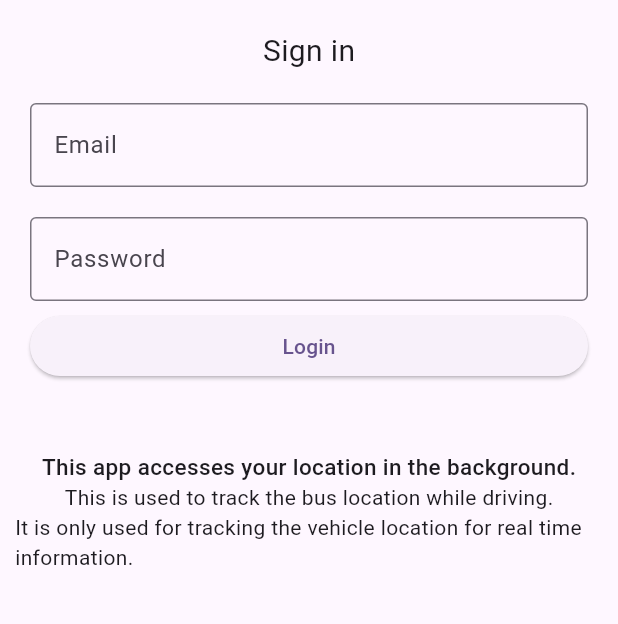
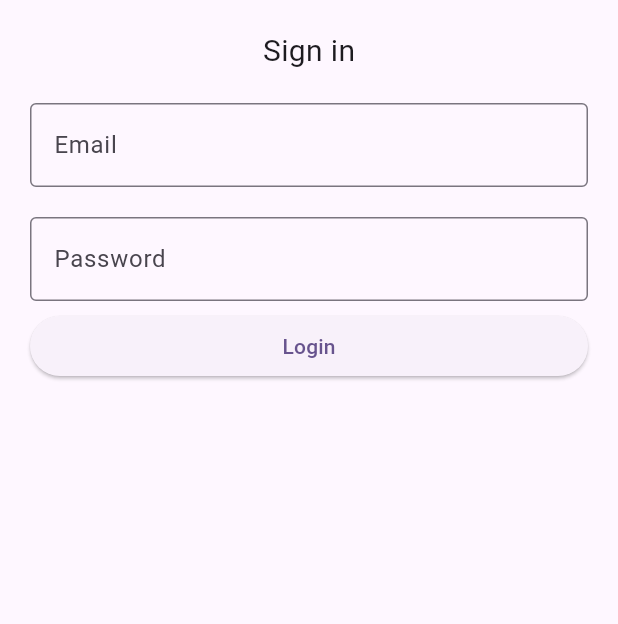
Before and after one commit to busfeedie/busfeed-driver, a Flutter app: the screen it shows after launch, on a phone screen of 412 x 824 dp, the part 179-803 px from its top. Run offline on Flutter 3.47's test engine with Material 3 defaults, Android fonts, the phone set to English and light mode, and no system bars; our stand-ins replace flutter_secure_storage, google_maps_flutter, location, permission_handler; missing offline and left inert: background_location_tracker.

Commit message:
v18 - Add dialog for location permission disclosure

```diff
--- a/lib/login.dart
+++ b/lib/login.dart
@@ -75,14 +75,6 @@ class LoginPageState extends State<LoginPage> {
                     ),
                   ),
                 ),
-                // TextButton(
-                //   onPressed: () {
-                //     //forgot password screen
-                //   },
-                //   child: const Text(
-                //     'Forgot Password',
-                //   ),
-                // ),
                 if (_loginFailed)
                   Container(
                     padding: const EdgeInsets.all(10),
@@ -98,20 +90,6 @@ class LoginPageState extends State<LoginPage> {
                       onPressed: _login,
                       child: const Text('Login'),
                     )),
-                const Column(
-                  children: <Widget>[
-                    SizedBox(height: 50),
-                    Text(
-                      'This app accesses your location in the background.',
-                      style:
-                          TextStyle(fontWeight: FontWeight.w500, fontSize: 15),
-                    ),
-                    Text(
-                        'This is used to track the bus location while driving.'),
-                    Text(
-                        'It is only used for tracking the vehicle location for real time information.'),
-                  ],
-                ),
               ],
             ));
   }
@@ -123,7 +101,11 @@ class LoginPageState extends State<LoginPage> {
     var userLoggedOut = UserLoggedOut(email: emailController.text);
     try {
       var user = await userLoggedOut.login(password: passwordController.text);
-      widget.loginCallback(user);
+      if (!user.locationPermission) {
+        _showLocationPermissionDialog(user);
+      } else {
+        widget.loginCallback(user);
+      }
     } catch (e) {
       setState(() {
         _loginLoading = false;
@@ -132,4 +114,31 @@ class LoginPageState extends State<LoginPage> {
       });
     }
   }
+
+  void _showLocationPermissionDialog(User user) {
+    showDialog<void>(
+      context: context,
+      builder: (BuildContext context) {
+        return AlertDialog(
+          title: const Text('Accept location permission'),
+          content: const Text(
+              'This app collects location data to enable tracking your driving in order to share real time info with bus users, location is tracked even when the app is closed or not in use. It is only used for tracking the vehicle location for real time information and only when you select to start tracking.'),
+          actions: <Widget>[
+            TextButton(
+              style: TextButton.styleFrom(
+                textStyle: Theme.of(context).textTheme.labelLarge,
+              ),
+              child: const Text('Accept'),
+              onPressed: () {
+                user.locationPermission = true;
+                user.writeLocationPermissionToStore();
+                Navigator.pop(context);
+                widget.loginCallback(user);
+              },
+            ),
+          ],
+        );
+      },
+    );
+  }
 }
--- a/lib/models/user.dart
+++ b/lib/models/user.dart
@@ -12,7 +12,8 @@ class User extends UserCommon {
       required super.email,
       required this.appId,
       required String authorization,
-      this.userExpiryCallback}) {
+      this.userExpiryCallback,
+      super.locationPermission}) {
     _authorization = authorization;
   }
 
@@ -23,6 +24,8 @@ class User extends UserCommon {
         authorization: (await storedAuth)!,
         id: (await storedId)!,
         appId: (await storedAppId)!,
+        locationPermission:
+            (await UserCommon.storedLocationPermission) == 'true',
       );
     } catch (e) {
       return null;
@@ -34,6 +37,7 @@ class User extends UserCommon {
     await writeAuthToStore();
     await writeIdToStore();
     await writeAppIdToStore();
+    await writeLocationPermissionToStore();
   }
 
   @override
--- a/lib/models/user_common.dart
+++ b/lib/models/user_common.dart
@@ -7,12 +7,14 @@ const String userEmailKey = 'userEmail';
 const String userAuthKey = 'userAuthorization';
 const String userIdKey = 'userId';
 const String userAppId = 'userAppId';
+const String userLocationPermission = 'userLocationPermission';
 
 abstract class UserCommon {
   final String email;
+  bool locationPermission = false;
   static LocalStorage secureStorage = LocalStorage();
 
-  UserCommon({required this.email});
+  UserCommon({required this.email, this.locationPermission = false});
 
   bool get authenticated => false;
 
@@ -24,8 +26,18 @@ abstract class UserCommon {
     return secureStorage.read(key: userEmailKey);
   }
 
+  static Future<String?> get storedLocationPermission async {
+    return secureStorage.read(key: userLocationPermission);
+  }
+
   static Future<bool> authenticatedUserInStorage() async {
     return (await secureStorage.read(key: userAuthKey)) != null;
+  }
+
+  writeLocationPermissionToStore() async {
+    await UserCommon.secureStorage.write(
+        key: userLocationPermission,
+        value: locationPermission ? 'true' : 'false');
   }
 
   static Future<UserCommon?> loadFromStorage() async {
@@ -35,10 +47,14 @@ abstract class UserCommon {
           try {
             return User.loadFromStorage();
           } catch (e) {
-            return UserLoggedOut(email: (await storedEmail)!);
+            return UserLoggedOut(
+                email: (await storedEmail)!,
+                locationPermission: (await storedLocationPermission) == 'true');
           }
         }
-        return UserLoggedOut(email: (await storedEmail)!);
+        return UserLoggedOut(
+            email: (await storedEmail)!,
+            locationPermission: (await storedLocationPermission) == 'true');
       }
     } catch (e) {
       return null;
--- a/lib/models/user_logged_out.dart
+++ b/lib/models/user_logged_out.dart
@@ -7,7 +7,7 @@ import 'package:http/http.dart' as http;
 import '../constants/api.dart';
 
 class UserLoggedOut extends UserCommon {
-  UserLoggedOut({required super.email});
+  UserLoggedOut({required super.email, super.locationPermission});
 
   Future<User> login(
       {required String password, String path = 'users/sign_in'}) async {
@@ -35,7 +35,8 @@ class UserLoggedOut extends UserCommon {
         id: responseBody['id'].toString(),
         email: email,
         appId: responseBody['app_id'].toString(),
-        authorization: response.headers['authorization']!);
+        authorization: response.headers['authorization']!,
+        locationPermission: locationPermission);
     user.writeToStore();
     return user;
   }
--- a/pubspec.yaml
+++ b/pubspec.yaml
@@ -16,7 +16,7 @@ publish_to: 'none' # Remove this line if you wish to publish to pub.dev
 # https://developer.apple.com/library/archive/documentation/General/Reference/InfoPlistKeyReference/Articles/CoreFoundationKeys.html
 # In Windows, build-name is used as the major, minor, and patch parts
 # of the product and file versions while build-number is used as the build suffix.
-version: 1.0.0+17
+version: 1.0.0+18
 
 environment:
   sdk: '>=3.2.0 <4.0.0'
```
